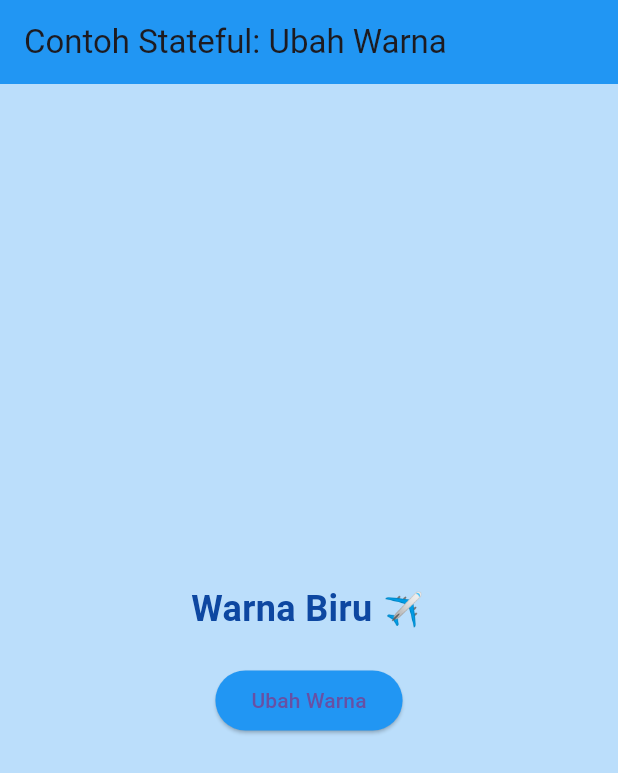
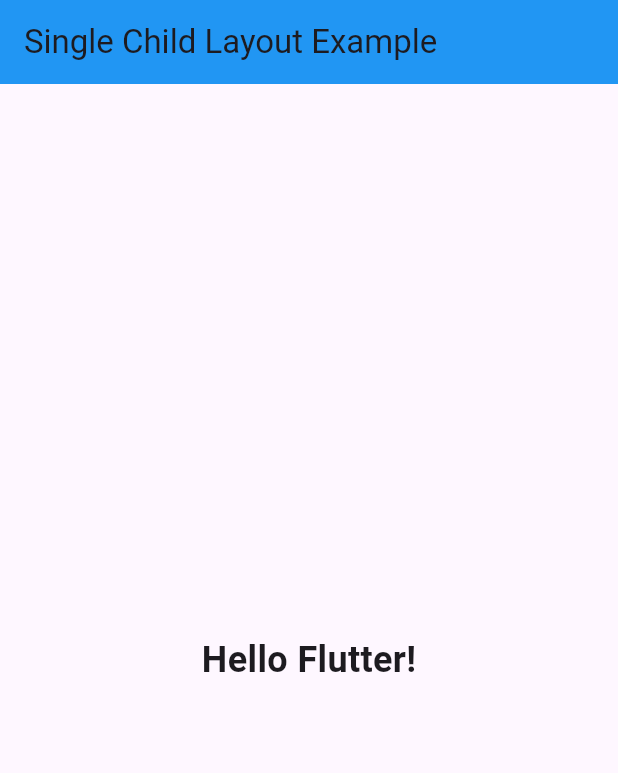
Before and after one commit to dzulfikar05/pmr-mob-dart, a Flutter app: the screen it shows after launch, on a phone screen of 412 x 824 dp. Shown: the top 773 px of the screen. Run offline on Flutter 3.47's test engine with Material 3 defaults, Android fonts, the phone set to English and light mode, and no system bars.

Commit message:
contoh SingleChild

```diff
--- a/pertemuan7/pertemuan_tujuh/lib/main.dart
+++ b/pertemuan7/pertemuan_tujuh/lib/main.dart
@@ -1,58 +1,24 @@
 import 'package:flutter/material.dart';
 
 void main() {
-  runApp(const GantiWarnaApp());
+  runApp(SingleChildExample());
 }
 
-class GantiWarnaApp extends StatefulWidget {
-  const GantiWarnaApp({super.key});
-
-  @override
-  State<GantiWarnaApp> createState() => _GantiWarnaAppState();
-}
-
-class _GantiWarnaAppState extends State<GantiWarnaApp> {
-  // state untuk menentukan warna & teks
-  bool _isBlue = true;
-
-  void _ubahWarna() {
-    setState(() {
-      // ubah nilai state
-      _isBlue = !_isBlue;
-    });
-  }
+class SingleChildExample extends StatelessWidget {
+  const SingleChildExample({super.key});
 
   @override
   Widget build(BuildContext context) {
     return MaterialApp(
       home: Scaffold(
-        backgroundColor: _isBlue ? Colors.blue[100] : Colors.pink[100],
         appBar: AppBar(
-          title: const Text('Contoh Stateful: Ubah Warna'),
-          backgroundColor: _isBlue ? Colors.blue : Colors.pink,
+          title: Text('Single Child Layout Example'),
+          backgroundColor: Colors.blue,
         ),
         body: Center(
-          child: Column(
-            mainAxisAlignment: MainAxisAlignment.center,
-            children: [
-
-              Text(
-                _isBlue ? 'Warna Biru ✈️' : 'Warna Merah Muda 🌸',
-                style: TextStyle(
-                  fontSize: 24,
-                  color: _isBlue ? Colors.blue[900] : Colors.pink[900],
-                  fontWeight: FontWeight.bold,
-                ),
-              ),
-              const SizedBox(height: 20),
-              ElevatedButton(
-                onPressed: _ubahWarna,
-                style: ElevatedButton.styleFrom(
-                  backgroundColor: _isBlue ? Colors.blue : Colors.pink,
-                ),
-                child: const Text('Ubah Warna'),
-              ),
-            ],
+          child: Text(
+            'Hello Flutter!',
+            style: TextStyle(fontSize: 24, fontWeight: FontWeight.bold),
           ),
         ),
       ),
```
